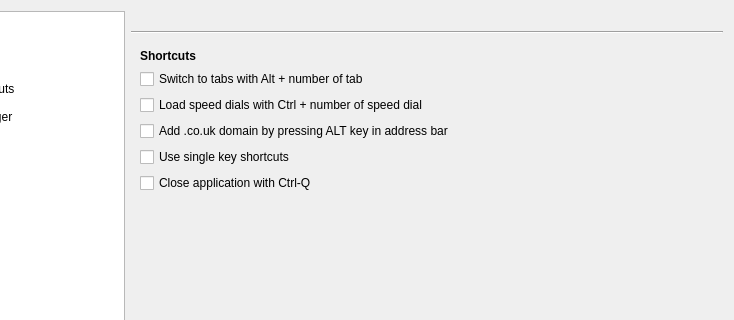
Above: src/lib/preferences/preferences.ui from QupZilla/qupzilla before the change; both pictures show x 106 to 840 and y 0 to 320 of the 840 by 554 pixel window. Below: the same form after it.
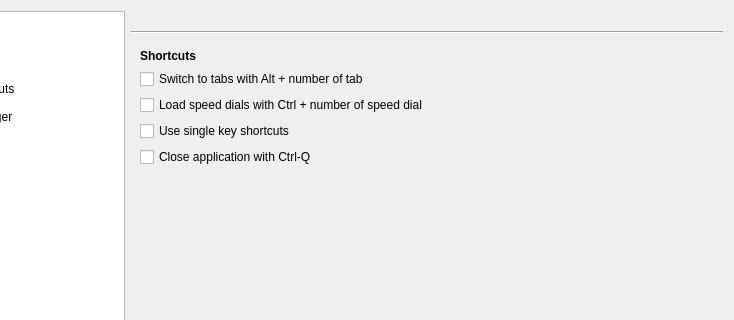
That is the form after the change. The open tabs and pages were chosen to show the change. Custom widgets are drawn as their Qt base class.

Commit message:
LocationBar: Drop "Add .co.uk when pressing ALT" feature
It doesn't work when completer popup is displayed and also it was
weird feature that could confuse users (Why was .co.uk added to the
text when I pressed ALT?).

The edit to the form file:
```diff
--- a/src/lib/preferences/preferences.ui
+++ b/src/lib/preferences/preferences.ui
@@ -140,8 +140,8 @@
        <rect>
         <x>0</x>
         <y>0</y>
-        <width>596</width>
-        <height>470</height>
+        <width>582</width>
+        <height>489</height>
        </rect>
       </property>
       <layout class="QVBoxLayout" name="verticalLayout_4">
@@ -1698,13 +1698,6 @@
             </widget>
            </item>
            <item row="3" column="0" colspan="2">
-            <widget class="QCheckBox" name="addCountryWithAlt">
-             <property name="text">
-              <string>Add .co.uk domain by pressing ALT key in address bar</string>
-             </property>
-            </widget>
-           </item>
-           <item row="4" column="0" colspan="2">
             <widget class="QCheckBox" name="singleKeyShortcuts">
              <property name="toolTip">
               <string>Existing shortcuts:&lt;br/&gt;&lt;b&gt;1&lt;/b&gt; - previous tab&lt;br/&gt;&lt;b&gt;2&lt;/b&gt; - next tab&lt;br/&gt;&lt;b&gt;/&lt;/b&gt; - search on page</string>
@@ -1714,7 +1707,7 @@
              </property>
             </widget>
            </item>
-           <item row="5" column="0" colspan="2">
+           <item row="4" column="0" colspan="2">
             <widget class="QCheckBox" name="closeAppWithCtrlQ">
              <property name="toolTip">
               <string>If unchecked, prevents accidental exit from the application if the Ctrl-W shortcut was intended.</string>
@@ -1724,7 +1717,7 @@
              </property>
             </widget>
            </item>
-           <item row="6" column="1">
+           <item row="5" column="1">
             <spacer name="verticalSpacer_13">
              <property name="orientation">
               <enum>Qt::Vertical</enum>
```
The commit also changes 5 other files.
